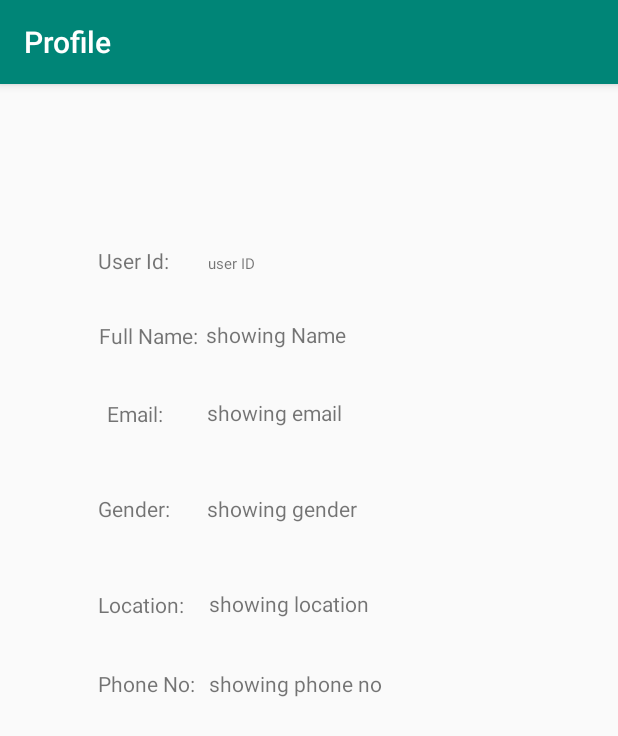
After one commit to rafattu5har/Application, an Android app: the BusinessProfile screen opened directly, with no data from a screen before it, on a phone screen of 412 x 824 dp. The commit adds this screen. Shown: the top 736 px of the screen. Run offline under Robolectric (Android 15) with nearby library versions, the phone set to English and light mode, and no system bars; our stand-ins replace Firebase (no records; nobody signed in at launch, a user with empty details on screens opened directly).

Commit message:
Create Business Profile

```diff
--- a/Project/app/build.gradle
+++ b/Project/app/build.gradle
@@ -29,5 +29,6 @@ dependencies {
     testImplementation 'junit:junit:4.12'
     androidTestImplementation 'androidx.test:runner:1.2.0'
     androidTestImplementation 'androidx.test.espresso:espresso-core:3.2.0'
+    implementation 'com.google.android.material:material:1.0.0'
 }
 apply plugin: 'com.google.gms.google-services'
--- /dev/null
+++ b/Project/app/src/main/java/edu/northsouth/application/BusinessProfile.java
@@ -0,0 +1,125 @@
+package edu.northsouth.application;
+
+import androidx.annotation.NonNull;
+import androidx.appcompat.app.AppCompatActivity;
+
+import android.os.Bundle;
+import android.widget.Button;
+import android.widget.TextView;
+import android.widget.Toast;
+
+import com.google.firebase.auth.FirebaseAuth;
+import com.google.firebase.auth.FirebaseUser;
+import com.google.firebase.database.DataSnapshot;
+import com.google.firebase.database.DatabaseError;
+import com.google.firebase.database.DatabaseReference;
+import com.google.firebase.database.FirebaseDatabase;
+import com.google.firebase.database.ValueEventListener;
+
+public class BusinessProfile extends AppCompatActivity {
+
+    TextView showIdBPTextView, showNameBPTextView, showMailBPTextView, showGenderBPTextView, showLocationBPTextView, showPhnBPTextView;
+
+    private FirebaseAuth mAuth; // Create FireBase object for Authentication
+    private FirebaseAuth.AuthStateListener mAuthListener;
+    private FirebaseDatabase mFirebaseDatabase;
+    private DatabaseReference myRef;
+    public String userId;
+    CustomerId custom = new CustomerId();
+
+    @Override
+    protected void onCreate(Bundle savedInstanceState) {
+        super.onCreate(savedInstanceState);
+        setContentView(R.layout.activity_business_profile);
+        this.setTitle("Profile");
+
+        mAuth = FirebaseAuth.getInstance();// mAuth comment
+        mFirebaseDatabase = FirebaseDatabase.getInstance();
+        myRef = mFirebaseDatabase.getReference("customerid");
+
+        showIdBPTextView = (TextView) findViewById(R.id.showIdBPTextView);
+        showNameBPTextView = (TextView) findViewById(R.id.showNameBPTextView);
+        showMailBPTextView = (TextView) findViewById(R.id.showMailBPTextView);
+        showGenderBPTextView = (TextView) findViewById(R.id.showGenderBPTextView);
+        showLocationBPTextView = (TextView) findViewById(R.id.showLocationBPTextView);
+        showPhnBPTextView = (TextView) findViewById(R.id.showPhnBPTextView);
+
+
+        FirebaseUser user = mAuth.getCurrentUser();
+        userId = user.getUid();
+        /*
+
+        if(getIntent().hasExtra("USER_UI_KEY"))
+        {
+            userId = getIntent().getExtras().getString("USER_UI_KEY");
+        }
+        else
+        {
+            Toast.makeText(getApplicationContext(),"Not Getting info",Toast.LENGTH_SHORT).show();
+        } */
+
+        mAuthListener = new FirebaseAuth.AuthStateListener() {
+            @Override
+            public void onAuthStateChanged(@NonNull FirebaseAuth firebaseAuth) {
+                if(userId!=null)
+                {
+                    Toast.makeText(getApplicationContext(),"Successful",Toast.LENGTH_SHORT).show();
+                }
+                else
+                {
+                    Toast.makeText(getApplicationContext(),"Not Signed in",Toast.LENGTH_SHORT).show();
+                }
+            }
+        };
+
+        myRef.addValueEventListener(new ValueEventListener() {
+            @Override
+            public void onDataChange(@NonNull DataSnapshot dataSnapshot)
+            {
+                //whwnever method is called
+                //when any data modified
+                showData(dataSnapshot);
+            }
+
+            @Override
+            public void onCancelled(@NonNull DatabaseError databaseError)
+            {
+                Toast.makeText(getApplicationContext(),"Error: "+databaseError.getMessage(),Toast.LENGTH_SHORT).show();
+            }
+        });
+
+    }
+
+    private void showData(DataSnapshot dataSnapshot)
+    {
+        for(DataSnapshot ds : dataSnapshot.getChildren())
+        {
+            if(ds.getKey().equals(userId))
+            {
+                showIdBPTextView.setText(userId);
+                showNameBPTextView.setText(ds.getValue(CustomerId.class).getName());
+                showMailBPTextView.setText(ds.getValue(CustomerId.class).getEmail());
+                showGenderBPTextView.setText(ds.getValue(CustomerId.class).getGender());
+                showLocationBPTextView.setText(ds.getValue(CustomerId.class).getLocation());
+                showPhnBPTextView.setText(ds.getValue(CustomerId.class).getPhn_no());
+
+            }
+            /*
+            showIdBPTextView.setText(userId);
+
+            custom.setName(ds.child(userId).getValue(CustomerId.class).getName());
+            custom.setEmail(ds.child(userId).getValue(CustomerId.class).getEmail());
+            custom.setGender(ds.child(userId).getValue(CustomerId.class).getGender());
+            custom.setLocation(ds.child(userId).getValue(CustomerId.class).getLocation());
+            custom.setPhn_no(ds.child(userId).getValue(CustomerId.class).getPhn_no());
+
+
+
+            showNameBPTextView.setText(custom.getName());
+             */
+
+
+
+        }
+    }
+}
--- a/Project/app/src/main/java/edu/northsouth/application/CustomerId.java
+++ b/Project/app/src/main/java/edu/northsouth/application/CustomerId.java
@@ -15,18 +15,9 @@ public class CustomerId
 
     /**
      * This is constructor for CustomerId class
-     * @param name name of the user
-     * @param email email ac
-     * @param gender gender
-     * @param location location of the user
-     * @param phn_no contact no of the user
      */
-    public CustomerId(String name, String email, String gender, String location, String phn_no) {
-        this.name = name;
-        this.email = email;
-        this.gender = gender;
-        this.location = location;
-        this.phn_no = phn_no;
+    public CustomerId() {
+
     }
 
 
--- a/Project/app/src/main/java/edu/northsouth/application/MainActivity.java
+++ b/Project/app/src/main/java/edu/northsouth/application/MainActivity.java
@@ -71,9 +71,8 @@ public class MainActivity extends AppCompatActivity implements View.OnClickListe
         switch (view.getId())
         {
             case R.id.logInSIBtn:
+                mAuth.signOut();
                 userLogIn();
-                mAuth.signOut();
-                Toast.makeText(getApplicationContext(),"Sign Out",Toast.LENGTH_SHORT);
                 break;
 
             case R.id.createAcSITextView:
@@ -143,10 +142,11 @@ public class MainActivity extends AppCompatActivity implements View.OnClickListe
                 {
                     if(task.isSuccessful())
                     {
-                        Intent UserBusiness = new Intent(getApplicationContext(), edu.northsouth.application.UserBusiness.class);
+                        Intent Profile = new Intent(getApplicationContext(), edu.northsouth.application.BusinessProfile.class);
+                        Profile.putExtra("USER_UI_KEY",mAuth.getCurrentUser().getUid());
                         Toast.makeText(getApplicationContext(),"Log in successful",Toast.LENGTH_SHORT).show();
-                        UserBusiness.addFlags(Intent.FLAG_ACTIVITY_CLEAR_TOP);
-                        startActivity(UserBusiness);
+                        Profile.addFlags(Intent.FLAG_ACTIVITY_CLEAR_TOP);
+                        startActivity(Profile);
                     }
                     else
                     {
--- a/Project/app/src/main/java/edu/northsouth/application/SignUp.java
+++ b/Project/app/src/main/java/edu/northsouth/application/SignUp.java
@@ -189,7 +189,13 @@ public class SignUp extends AppCompatActivity implements View.OnClickListener {
         //Check which radio gender button checked
         genderSuRadioButton = (RadioButton) findViewById(genderSURadioGroup.getCheckedRadioButtonId());
         //Create and declare object of CustomerId
-        CustomerId customer = new CustomerId(fullNameSUEditText.getText().toString(),emailSUEditText.getText().toString(), genderSuRadioButton.getText().toString(), locationSUEditText.getText().toString(), phnNoSuEditText.getText().toString());
+        CustomerId customer = new CustomerId();
+        customer.setName(fullNameSUEditText.getText().toString());
+        customer.setEmail(emailSUEditText.getText().toString());
+        customer.setGender(genderSuRadioButton.getText().toString());
+        customer.setLocation(locationSUEditText.getText().toString());
+        customer.setPhn_no(phnNoSuEditText.getText().toString());
+
         FirebaseUser userId = mAuth.getCurrentUser();
         String user = userId.getUid();
         myRef.child(user).setValue(customer);
--- a/Project/app/src/main/java/edu/northsouth/application/UserBusiness.java
+++ b/Project/app/src/main/java/edu/northsouth/application/UserBusiness.java
@@ -1,15 +1,30 @@
 package edu.northsouth.application;
 
+import android.content.Intent;
 import android.os.Bundle;
+import android.view.View;
+import android.widget.Button;
 
 import androidx.appcompat.app.AppCompatActivity;
 
 public class UserBusiness extends AppCompatActivity {
 
+    Button profileUsBuBtn;
+
     @Override
     protected void onCreate(Bundle savedInstanceState) {
         super.onCreate(savedInstanceState);
         setContentView(R.layout.activity_user_business);
+        this.setTitle("New Feed");
+
+        profileUsBuBtn = (Button) findViewById(R.id.profileUsBuBtn);
+
+        profileUsBuBtn.setOnClickListener(new View.OnClickListener() {
+            @Override
+            public void onClick(View view) {
+                startActivity(new Intent(getApplicationContext(),BusinessProfile.class));
+            }
+        });
 
 
     }
--- /dev/null
+++ b/Project/app/src/main/res/layout/activity_business_profile.xml
@@ -0,0 +1,153 @@
+<?xml version="1.0" encoding="utf-8"?>
+<androidx.constraintlayout.widget.ConstraintLayout xmlns:android="http://schemas.android.com/apk/res/android"
+    xmlns:app="http://schemas.android.com/apk/res-auto"
+    xmlns:tools="http://schemas.android.com/tools"
+    android:layout_width="match_parent"
+    android:layout_height="match_parent"
+    tools:context=".BusinessProfile">
+
+    <TextView
+        android:id="@+id/showMailBPTextView"
+        android:layout_width="225dp"
+        android:layout_height="wrap_content"
+        android:text="showing email"
+        app:layout_constraintBottom_toBottomOf="parent"
+        app:layout_constraintEnd_toEndOf="parent"
+        app:layout_constraintHorizontal_bias="0.376"
+        app:layout_constraintStart_toEndOf="@+id/emailBPTextView"
+        app:layout_constraintTop_toBottomOf="@+id/showIdBPTextView"
+        app:layout_constraintVertical_bias="0.133" />
+
+    <TextView
+        android:id="@+id/showGenderBPTextView"
+        android:layout_width="190dp"
+        android:layout_height="wrap_content"
+        android:text="showing gender"
+        app:layout_constraintBottom_toBottomOf="parent"
+        app:layout_constraintEnd_toEndOf="parent"
+        app:layout_constraintHorizontal_bias="0.224"
+        app:layout_constraintStart_toEndOf="@+id/genderBPTextView"
+        app:layout_constraintTop_toBottomOf="@+id/showIdBPTextView"
+        app:layout_constraintVertical_bias="0.236" />
+
+    <TextView
+        android:id="@+id/showLocationBPTextView"
+        android:layout_width="211dp"
+        android:layout_height="wrap_content"
+        android:text="showing location"
+        app:layout_constraintBottom_toBottomOf="parent"
+        app:layout_constraintEnd_toEndOf="parent"
+        app:layout_constraintHorizontal_bias="0.21"
+        app:layout_constraintStart_toEndOf="@+id/locationBPTextView"
+        app:layout_constraintTop_toBottomOf="@+id/showIdBPTextView"
+        app:layout_constraintVertical_bias="0.338" />
+
+    <TextView
+        android:id="@+id/showPhnBPTextView"
+        android:layout_width="210dp"
+        android:layout_height="wrap_content"
+        android:text="showing phone no"
+        app:layout_constraintBottom_toBottomOf="parent"
+        app:layout_constraintEnd_toEndOf="parent"
+        app:layout_constraintHorizontal_bias="0.13"
+        app:layout_constraintStart_toEndOf="@+id/phnBPTextView"
+        app:layout_constraintTop_toBottomOf="@+id/showIdBPTextView"
+        app:layout_constraintVertical_bias="0.423" />
+
+    <TextView
+        android:id="@+id/showNameBPTextView"
+        android:layout_width="214dp"
+        android:layout_height="wrap_content"
+        android:text="showing Name"
+        app:layout_constraintBottom_toBottomOf="parent"
+        app:layout_constraintEnd_toEndOf="parent"
+        app:layout_constraintHorizontal_bias="0.078"
+        app:layout_constraintStart_toEndOf="@+id/nameBPTextView"
+        app:layout_constraintTop_toBottomOf="@+id/showIdBPTextView"
+        app:layout_constraintVertical_bias="0.049" />
+
+    <TextView
+        android:id="@+id/userIdBPTextView"
+        android:layout_width="wrap_content"
+        android:layout_height="wrap_content"
+        android:text="User Id:"
+        app:layout_constraintBottom_toBottomOf="parent"
+        app:layout_constraintEnd_toEndOf="parent"
+        app:layout_constraintHorizontal_bias="0.179"
+        app:layout_constraintStart_toStartOf="parent"
+        app:layout_constraintTop_toTopOf="parent"
+        app:layout_constraintVertical_bias="0.144" />
+
+    <TextView
+        android:id="@+id/nameBPTextView"
+        android:layout_width="wrap_content"
+        android:layout_height="wrap_content"
+        android:text="Full Name:"
+        app:layout_constraintBottom_toBottomOf="parent"
+        app:layout_constraintEnd_toEndOf="parent"
+        app:layout_constraintHorizontal_bias="0.19"
+        app:layout_constraintStart_toStartOf="parent"
+        app:layout_constraintTop_toBottomOf="@+id/userIdBPTextView"
+        app:layout_constraintVertical_bias="0.049" />
+
+    <TextView
+        android:id="@+id/emailBPTextView"
+        android:layout_width="wrap_content"
+        android:layout_height="wrap_content"
+        android:text="Email:"
+        app:layout_constraintBottom_toBottomOf="parent"
+        app:layout_constraintEnd_toEndOf="parent"
+        app:layout_constraintHorizontal_bias="0.19"
+        app:layout_constraintStart_toStartOf="parent"
+        app:layout_constraintTop_toBottomOf="@+id/userIdBPTextView"
+        app:layout_constraintVertical_bias="0.133" />
+
+    <TextView
+        android:id="@+id/genderBPTextView"
+        android:layout_width="wrap_content"
+        android:layout_height="wrap_content"
+        android:text="Gender:"
+        app:layout_constraintBottom_toBottomOf="parent"
+        app:layout_constraintEnd_toEndOf="parent"
+        app:layout_constraintHorizontal_bias="0.18"
+        app:layout_constraintStart_toStartOf="parent"
+        app:layout_constraintTop_toBottomOf="@+id/userIdBPTextView"
+        app:layout_constraintVertical_bias="0.235" />
+
+    <TextView
+        android:id="@+id/locationBPTextView"
+        android:layout_width="wrap_content"
+        android:layout_height="wrap_content"
+        android:text="Location:"
+        app:layout_constraintBottom_toBottomOf="parent"
+        app:layout_constraintEnd_toEndOf="parent"
+        app:layout_constraintHorizontal_bias="0.185"
+        app:layout_constraintStart_toStartOf="parent"
+        app:layout_constraintTop_toBottomOf="@+id/userIdBPTextView"
+        app:layout_constraintVertical_bias="0.338" />
+
+    <TextView
+        android:id="@+id/phnBPTextView"
+        android:layout_width="wrap_content"
+        android:layout_height="wrap_content"
+        android:text="Phone No:"
+        app:layout_constraintBottom_toBottomOf="parent"
+        app:layout_constraintEnd_toEndOf="parent"
+        app:layout_constraintHorizontal_bias="0.189"
+        app:layout_constraintStart_toStartOf="parent"
+        app:layout_constraintTop_toBottomOf="@+id/userIdBPTextView"
+        app:layout_constraintVertical_bias="0.423" />
+
+    <TextView
+        android:id="@+id/showIdBPTextView"
+        android:layout_width="250dp"
+        android:layout_height="wrap_content"
+        android:text="user ID"
+        android:textSize="10sp"
+        app:layout_constraintBottom_toBottomOf="parent"
+        app:layout_constraintEnd_toEndOf="parent"
+        app:layout_constraintHorizontal_bias="0.53"
+        app:layout_constraintStart_toEndOf="@+id/userIdBPTextView"
+        app:layout_constraintTop_toTopOf="parent"
+        app:layout_constraintVertical_bias="0.149" />
+</androidx.constraintlayout.widget.ConstraintLayout>
--- a/Project/build.gradle
+++ b/Project/build.gradle
@@ -7,7 +7,7 @@ buildscript {
 
     }
     dependencies {
-        classpath 'com.android.tools.build:gradle:3.4.2'
+        classpath 'com.android.tools.build:gradle:3.5.0'
         classpath 'com.google.gms:google-services:4.2.0'
 
         // NOTE: Do not place your application dependencies here; they belong
```
Also changed, not shown: Project/app/src/main/AndroidManifest.xml (+4 -3 lines), Project/gradle/wrapper/gradle-wrapper.properties.
